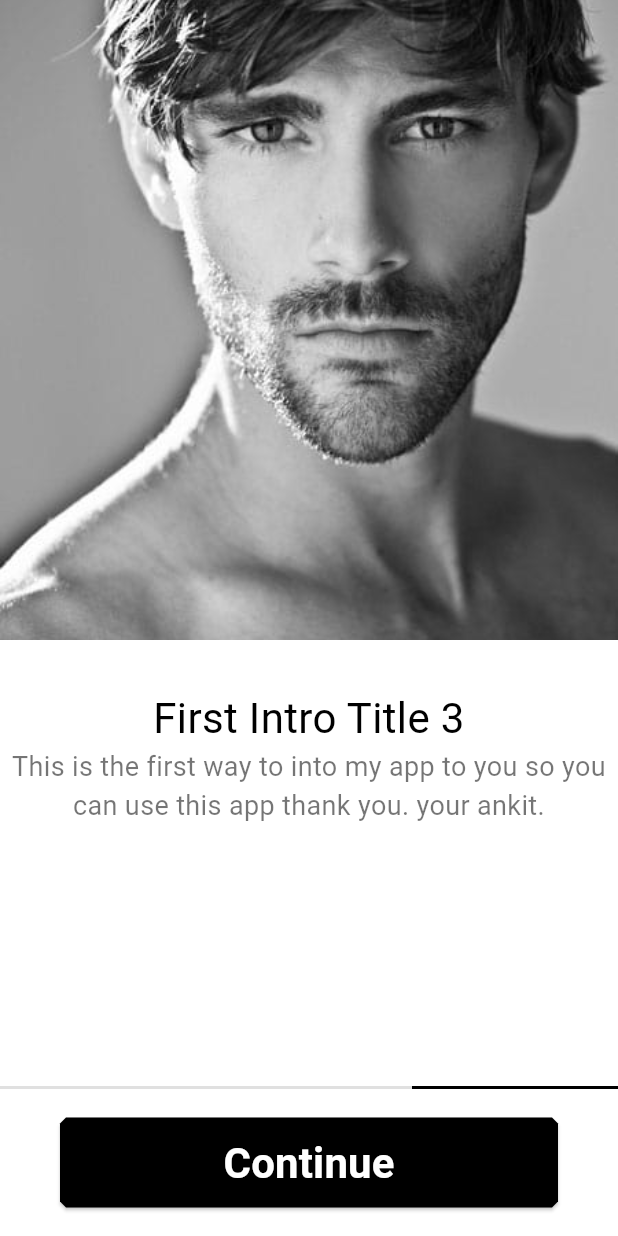
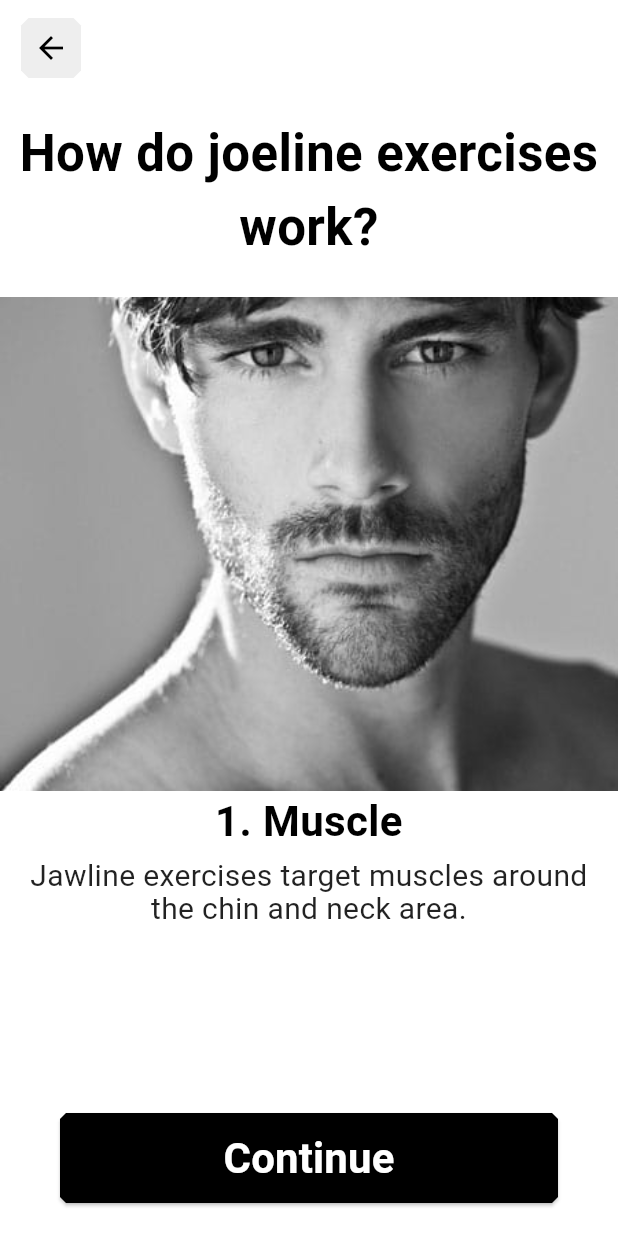
Before and after one commit to ankit3r/jowline, a Flutter app: the screen it shows after launch, after a tap on "Continue", on a phone screen of 412 x 824 dp. Run offline on Flutter 3.47's test engine with Material 3 defaults, Android fonts, the phone set to English and light mode, and no system bars; drawn by our look-alikes of carousel_slider; our stand-ins replace animated_text_kit, get.

Commit message:
info continue 1 have been done

```diff
--- /dev/null
+++ b/lib/screens/intro/intro_continue1.dart
@@ -0,0 +1,73 @@
+import 'package:flutter/material.dart';
+import 'package:get/get.dart';
+import 'package:jawline/widgets/custom_button.dart';
+import 'package:jawline/widgets/text_style_formate.dart';
+
+class IntroContinue1 extends StatelessWidget {
+  const IntroContinue1({super.key});
+
+  @override
+  Widget build(BuildContext context) {
+    return Scaffold(
+      backgroundColor: Colors.white,
+      body: SafeArea(
+        child: Column(
+          crossAxisAlignment: CrossAxisAlignment.center,
+          children: <Widget>[
+            Container(
+              margin: const EdgeInsets.only(left: 10, top: 8),
+              alignment: Alignment.centerLeft,
+              child: IconButton(
+                style: IconButton.styleFrom(
+                  backgroundColor: Colors.grey.shade200,
+                  shape: const BeveledRectangleBorder(
+                    borderRadius: BorderRadius.all(
+                      Radius.circular(5),
+                    ),
+                  ),
+                ),
+                onPressed: () {
+                  Get.back();
+                },
+                icon: const Icon(
+                  Icons.arrow_back,
+                  color: Colors.black,
+                ),
+              ),
+            ),
+            const SizedBox(height: 22),
+            CustomeText.headerText2("How do joeline exercises work?"),
+            const SizedBox(height: 22),
+            SizedBox(
+              height: Get.height * 0.4,
+              width: double.infinity,
+              child: Image.asset(
+                'assets/images/f1.jpg',
+                fit: BoxFit.cover,
+              ),
+            ),
+            CustomeText.headerText3("1. Muscle"),
+            Padding(
+              padding: const EdgeInsets.all(5),
+              child: CustomeText.paragraph1(
+                "Jawline exercises target muscles around the chin and neck area.",
+                textHeight: 1.1,
+              ),
+            ),
+            const Spacer(),
+            CustomeButton.btn1(
+              onPressed: () {
+                // Get.to(const IntroContinue1());
+              },
+              chile: CustomeText.headerText3(
+                "Continue",
+                textColor: Colors.white,
+              ),
+            ),
+            const SizedBox(height: 22),
+          ],
+        ),
+      ),
+    );
+  }
+}
--- a/lib/screens/intro/intro_page.dart
+++ b/lib/screens/intro/intro_page.dart
@@ -2,7 +2,10 @@ import 'package:carousel_slider/carousel_slider.dart';
 import 'package:flutter/material.dart';
 import 'package:get/get.dart';
 import 'package:jawline/controller/intro/intro_controller.dart';
+import 'package:jawline/screens/intro/intro_continue1.dart';
+import 'package:jawline/widgets/custom_button.dart';
 import 'package:jawline/widgets/intro_page_formate.dart';
+import 'package:jawline/widgets/text_style_formate.dart';
 
 class IntroPage extends StatelessWidget {
   IntroPage({super.key});
@@ -65,24 +68,13 @@ class IntroPage extends StatelessWidget {
                         .toList(),
                   ),
                   const Spacer(),
-                  ElevatedButton(
-                    style: ElevatedButton.styleFrom(
-                      backgroundColor: Colors.black,
-                      minimumSize: Size(Get.width - 80, 60),
-                      shape: const BeveledRectangleBorder(
-                        borderRadius: BorderRadius.all(
-                          Radius.circular(4),
-                        ),
-                      ),
-                    ),
-                    onPressed: () {},
-                    child: const Text(
+                  CustomeButton.btn1(
+                    onPressed: () {
+                      Get.to(const IntroContinue1());
+                    },
+                    chile: CustomeText.headerText3(
                       "Continue",
-                      style: TextStyle(
-                        color: Colors.white,
-                        fontSize: 28,
-                        fontWeight: FontWeight.bold,
-                      ),
+                      textColor: Colors.white,
                     ),
                   ),
                   const Spacer(),
--- /dev/null
+++ b/lib/widgets/custom_button.dart
@@ -0,0 +1,21 @@
+import 'package:flutter/material.dart';
+import 'package:get/get.dart';
+
+class CustomeButton {
+  static Widget btn1(
+      {required void Function()? onPressed, required Widget chile}) {
+    return ElevatedButton(
+      style: ElevatedButton.styleFrom(
+        backgroundColor: Colors.black,
+        minimumSize: Size(Get.width - 80, 60),
+        shape: const BeveledRectangleBorder(
+          borderRadius: BorderRadius.all(
+            Radius.circular(4),
+          ),
+        ),
+      ),
+      onPressed: onPressed,
+      child: chile,
+    );
+  }
+}
--- /dev/null
+++ b/lib/widgets/text_style_formate.dart
@@ -0,0 +1,102 @@
+import 'package:flutter/material.dart';
+
+class CustomeText {
+  static Widget headerText1(String text, {Color? textColor}) {
+    return Text(
+      text,
+      textAlign: TextAlign.center,
+      style: TextStyle(
+        fontSize: 44,
+        fontWeight: FontWeight.w700,
+        color: textColor ?? Colors.black,
+      ),
+    );
+  }
+
+  static Widget headerText2(String text, {Color? textColor}) {
+    return Text(
+      text,
+      textAlign: TextAlign.center,
+      style: TextStyle(
+        fontSize: 34,
+        fontWeight: FontWeight.w700,
+        color: textColor ?? Colors.black,
+      ),
+    );
+  }
+
+  static Widget headerText3(String text, {Color? textColor}) {
+    return Text(
+      text,
+      textAlign: TextAlign.center,
+      style: TextStyle(
+        fontSize: 28,
+        fontWeight: FontWeight.w600,
+        color: textColor ?? Colors.black,
+      ),
+    );
+  }
+
+  static Widget headerText4(String text, {Color? textColor}) {
+    return Text(
+      text,
+      textAlign: TextAlign.center,
+      style: TextStyle(
+        fontSize: 22,
+        fontWeight: FontWeight.w600,
+        color: textColor ?? Colors.black,
+      ),
+    );
+  }
+
+  static Widget paragraph1(
+    String text, {
+    Color? textColor,
+    double? textHeight,
+    TextAlign? textAlign,
+  }) {
+    return Text(
+      text,
+      textAlign: textAlign ?? TextAlign.center,
+      style: TextStyle(
+        fontSize: 20,
+        height: textHeight,
+        color: textColor ?? Colors.black87,
+      ),
+    );
+  }
+
+  static Widget paragraph2(
+    String text, {
+    Color? textColor,
+    double? textHeight,
+    TextAlign? textAlign,
+  }) {
+    return Text(
+      text,
+      textAlign: textAlign ?? TextAlign.center,
+      style: TextStyle(
+        fontSize: 18,
+        height: textHeight,
+        color: textColor ?? Colors.black87,
+      ),
+    );
+  }
+
+  static Widget paragraph3(
+    String text, {
+    Color? textColor,
+    double? textHeight,
+    TextAlign? textAlign,
+  }) {
+    return Text(
+      text,
+      textAlign: textAlign ?? TextAlign.center,
+      style: TextStyle(
+        fontSize: 16,
+        height: textHeight,
+        color: textColor ?? Colors.black87,
+      ),
+    );
+  }
+}
```
